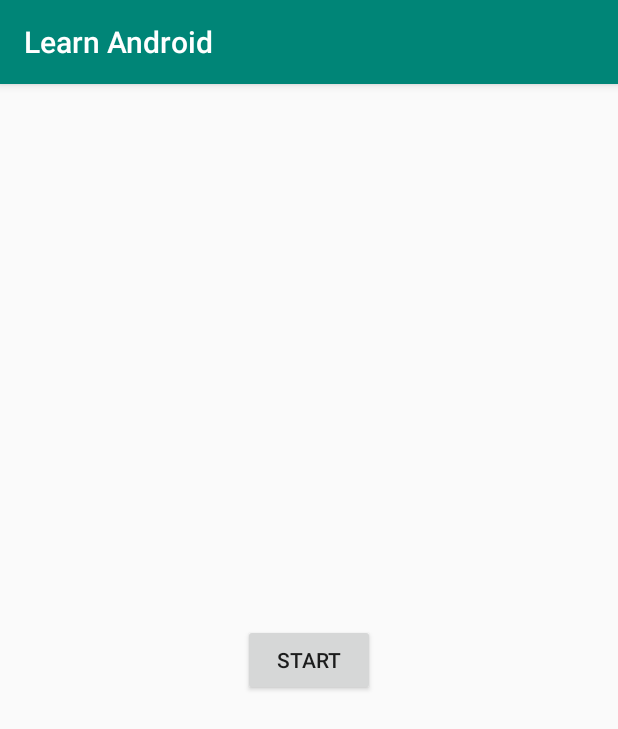
After one commit to twisger/learn-android, an Android app: the ThreadActivity screen opened directly, with no data from a screen before it, on a phone screen of 412 x 824 dp. The commit adds this screen. Shown: the top 729 px of the screen. Run offline under Robolectric (Android 15) with nearby library versions, the phone set to English and light mode, and no system bars.

Commit message:
add timer button

```diff
--- a/app/src/main/AndroidManifest.xml
+++ b/app/src/main/AndroidManifest.xml
@@ -9,7 +9,8 @@
         android:roundIcon="@mipmap/ic_launcher_round"
         android:supportsRtl="true"
         android:theme="@style/AppTheme">
-        <activity android:name=".RecyclerViewActivity"></activity>
+        <activity android:name=".ThreadActivity"></activity>
+        <activity android:name=".RecyclerViewActivity" />
         <activity android:name=".MyFragmentActivity" />
         <activity
             android:name=".LoginActivity"
--- a/app/src/main/java/com/thoughtworks/androidtrain/MainActivity.java
+++ b/app/src/main/java/com/thoughtworks/androidtrain/MainActivity.java
@@ -44,7 +44,10 @@ public class MainActivity extends AppCompatActivity {
 
         findViewById(R.id.recycler_view).setOnClickListener(v -> {
             startActivity(new Intent(this, RecyclerViewActivity.class));
+        });
 
+        findViewById(R.id.thread).setOnClickListener(v -> {
+            startActivity(new Intent(this, ThreadActivity.class));
         });
     }
     @Override
--- a/app/src/main/res/layout/activity_main.xml
+++ b/app/src/main/res/layout/activity_main.xml
@@ -87,13 +87,14 @@
                     android:textSize="20sp" />
 
                 <Button
+                    android:id="@+id/thread"
                     android:layout_width="match_parent"
                     android:layout_height="wrap_content"
                     android:layout_gravity="center_horizontal"
                     android:layout_marginTop="10dp"
                     android:backgroundTint="@color/gray"
                     android:paddingVertical="10dp"
-                    android:text="@string/button6"
+                    android:text="@string/thread"
                     android:textAllCaps="false"
                     android:textSize="20sp" />
 
--- /dev/null
+++ b/app/src/main/res/layout/thread_activity_layout.xml
@@ -0,0 +1,17 @@
+<?xml version="1.0" encoding="utf-8"?>
+<androidx.constraintlayout.widget.ConstraintLayout xmlns:android="http://schemas.android.com/apk/res/android"
+    xmlns:app="http://schemas.android.com/apk/res-auto"
+    xmlns:tools="http://schemas.android.com/tools"
+    android:layout_width="match_parent"
+    android:layout_height="match_parent"
+    tools:context=".ThreadActivity">
+    <Button
+        android:id="@+id/thread_button"
+        android:layout_width="wrap_content"
+        android:layout_height="wrap_content"
+        android:text="@string/start"
+        app:layout_constraintStart_toStartOf="parent"
+        app:layout_constraintEnd_toEndOf="parent"
+        app:layout_constraintTop_toTopOf="parent"
+        app:layout_constraintBottom_toBottomOf="parent" />
+</androidx.constraintlayout.widget.ConstraintLayout>
--- a/app/src/main/res/values/strings.xml
+++ b/app/src/main/res/values/strings.xml
@@ -26,4 +26,6 @@
     <string name="java" translatable="false">java</string>
     <string name="recycler_view" translatable="false">recycler_view</string>
     <string name="end_tip">No more data</string>
+    <string name="thread" translatable="false">thread</string>
+    <string name="start" translatable="false">start</string>
 </resources>
```
Also changed, not shown: app/src/main/java/com/thoughtworks/androidtrain/ThreadActivity.java (added, +47 -0 lines), 1 other file.
